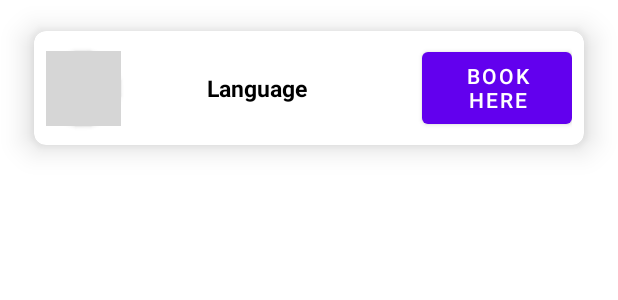
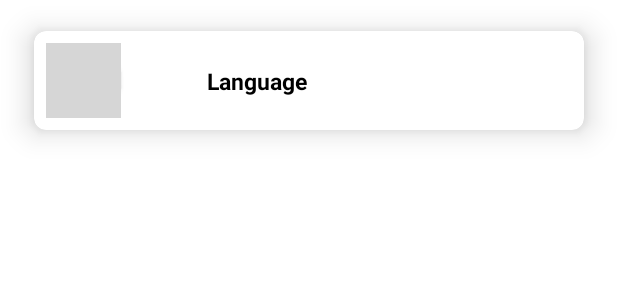
Before and after one commit to Halim-Riabi/FlyWareApp, an Android app: the layout each_item.xml on its own in the app's theme, with its tools: preview values and no code run, on a phone screen of 412 x 824 dp. Shown: the top 300 px of the screen. Run offline under Robolectric (Android 15) with nearby library versions, the phone set to English and light mode, and no system bars; grey boxes are pictures that could not be loaded.

Commit message:
finishing flight view with it's linking with the main activity

```diff
--- a/app/src/main/AndroidManifest.xml
+++ b/app/src/main/AndroidManifest.xml
@@ -7,12 +7,14 @@
         android:roundIcon="@mipmap/ic_launcher_round"
         android:supportsRtl="true"
         android:theme="@style/Theme.Project44">
-        <activity android:name="com.example.dashboard.MainActivity"
+        <activity
+            android:name="com.example.dashboard.MainActivity"
             android:exported="true">
             <intent-filter>
                 <action android:name="android.intent.action.MAIN" />
                 <category android:name="android.intent.category.LAUNCHER" />
             </intent-filter>
         </activity>
+        <activity android:name=".FlightActivity"/>
     </application>
 </manifest>
--- /dev/null
+++ b/app/src/main/java/com/example/dashboard/flight_items_view_model.kt
@@ -0,0 +1,3 @@
+package com.example.dashboard
+
+class flight_items_view_model(val title : String , val logo : Int)
--- a/app/src/main/res/layout/each_item.xml
+++ b/app/src/main/res/layout/each_item.xml
@@ -45,20 +45,18 @@
             app:layout_constraintStart_toStartOf="parent"
             app:layout_constraintTop_toTopOf="parent" />
 
-        <Button
-            android:style="@style/Widget.Material3.Button.OutlinedButton"
-            android:id="@+id/btnBooking"
-            android:layout_width="100dp"
-            android:layout_height="60dp"
-            android:text="Book here"
-            android:visibility="visible"
-            app:layout_constraintEnd_toEndOf="parent"
-            app:layout_constraintHorizontal_bias="1.0"
-            app:layout_constraintStart_toEndOf="@+id/titleTv"
-            tools:layout_editor_absoluteY="2dp">
-
-
-        </Button>
+<!--        <Button-->
+<!--            android:style="@style/Widget.Material3.Button.OutlinedButton"-->
+<!--            android:id="@+id/btnBooking"-->
+<!--            android:layout_width="100dp"-->
+<!--            android:layout_height="60dp"-->
+<!--            android:text="Book here"-->
+<!--            android:visibility="visible"-->
+<!--            app:layout_constraintEnd_toEndOf="parent"-->
+<!--            app:layout_constraintHorizontal_bias="1.0"-->
+<!--            app:layout_constraintStart_toEndOf="@+id/titleTv"-->
+<!--            tools:layout_editor_absoluteY="2dp"-->
+<!--            tools:ignore="MissingConstraints" />-->
 
     </androidx.constraintlayout.widget.ConstraintLayout>
 
```
Also changed, not shown: app/src/main/java/com/example/dashboard/FlightActivity.kt (added, +75 -0 lines), app/src/main/java/com/example/dashboard/MainActivity.kt (+6 -2 lines), app/src/main/java/com/example/dashboard/flight_adapter.kt (added, +36 -0 lines).
